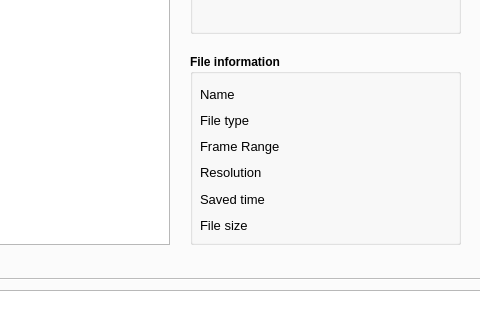
The window that pipeline/scripts/loader/main_window_v002.ui (UiChul/yummy) describes before a commit, drawn with Qt 5; both pictures show x 462 to 942 and y 412 to 732 of the 1256 by 921 pixel window.
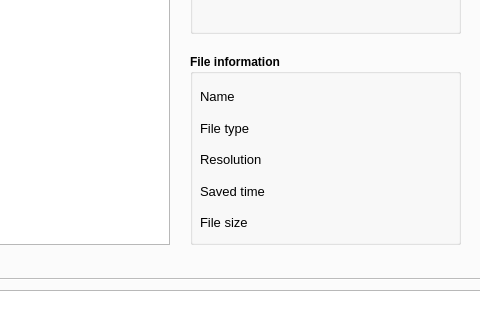
The same window after the commit.

```diff
--- a/pipeline/scripts/loader/main_window_v002.ui
+++ b/pipeline/scripts/loader/main_window_v002.ui
@@ -909,22 +909,7 @@
         </widget>
        </item>
        <item>
-        <widget class="QLabel" name="label_11">
-         <property name="font">
-          <font>
-           <pointsize>10</pointsize>
-           <bold>false</bold>
-           <underline>false</underline>
-           <strikeout>false</strikeout>
-          </font>
-         </property>
-         <property name="text">
-          <string>Frame Range </string>
-         </property>
-        </widget>
-       </item>
-       <item>
-        <widget class="QLabel" name="label_12">
+        <widget class="QLabel" name="label_mytask_filetype_2">
          <property name="font">
           <font>
            <pointsize>10</pointsize>
```
Left out of the diff: 15 changed lines with no effect on the pictures.
